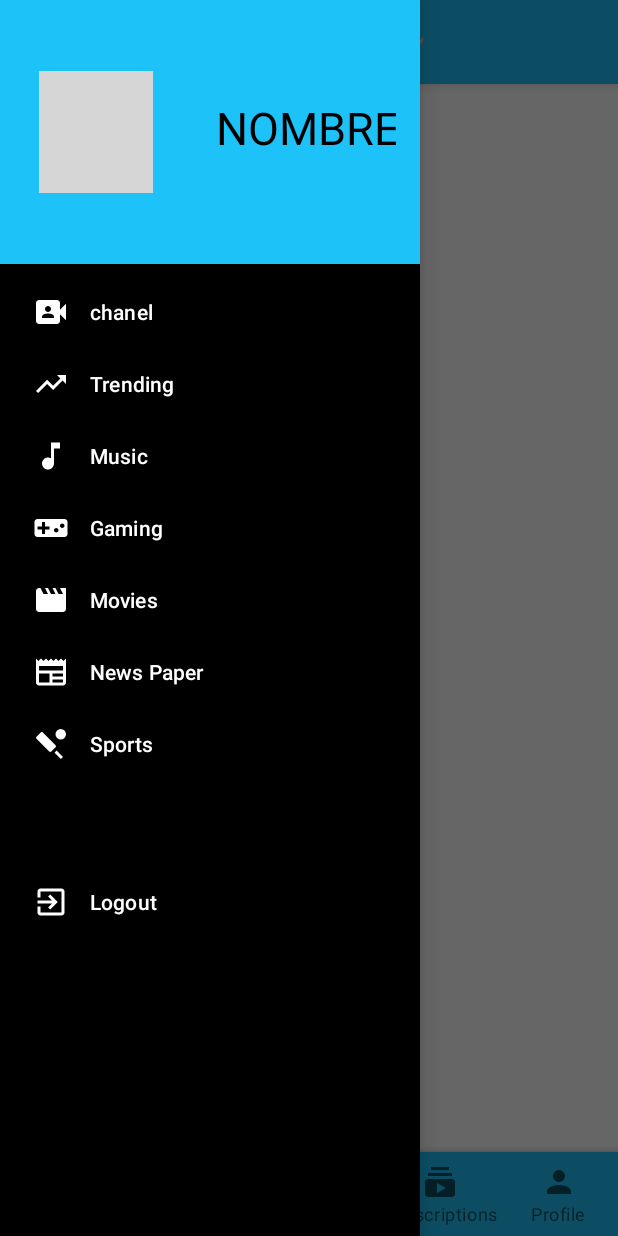
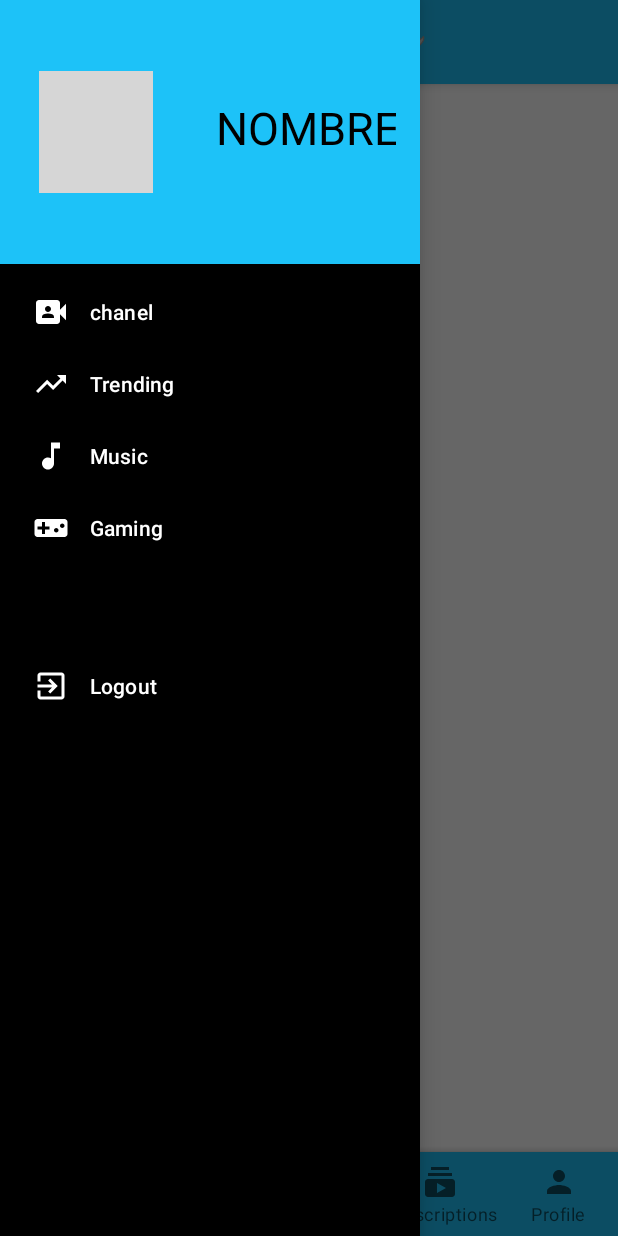
Before and after one commit to jhossepsamuel231/movil_sesion3_2023, an Android app: the MainActivity screen opened directly, with no data from a screen before it, with the side drawer open, on a phone screen of 412 x 824 dp. Run offline under Robolectric (Android 15) with nearby library versions, the phone set to English and light mode, and no system bars; our stand-ins replace CircleImageView; grey boxes are pictures that could not be loaded.

Commit message:
delete 1

```diff
--- a/app/src/main/res/menu/navigation_drawer_menu.xml
+++ b/app/src/main/res/menu/navigation_drawer_menu.xml
@@ -27,20 +27,6 @@
             android:icon="@drawable/baseline_videogame_asset_24"
             android:title="Gaming"/>
 
-        <item
-            android:id="@+id/nav_movies"
-            android:icon="@drawable/baseline_movie_24"
-            android:title="Movies"/>
-
-        <item
-            android:id="@+id/nav_news"
-            android:icon="@drawable/baseline_newspaper_24"
-            android:title="News Paper"/>
-
-        <item
-            android:id="@+id/nav_sports"
-            android:icon="@drawable/baseline_sports_cricket_24"
-            android:title="Sports"/>
 
 
         <item
```
Also changed, not shown: app/src/main/java/com/example/sesion03_2023/MainActivity.java (+11 -8 lines).
